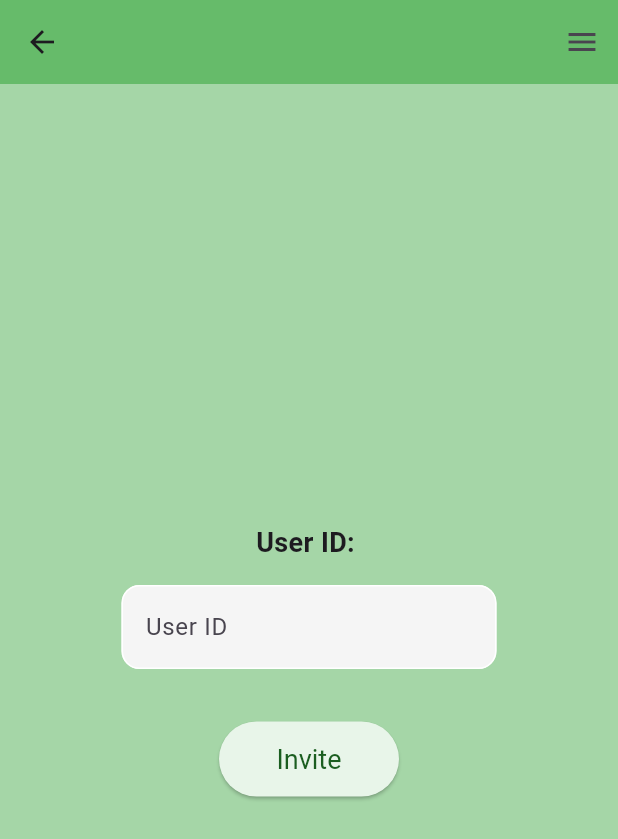
After one commit to azizakurbonova/Pantry-Buddy, a Flutter app: the InvitePage screen opened directly, after a tap on "Invite", on a phone screen of 412 x 824 dp. The commit adds this screen. Shown: the top 839 px of the screen. Run offline on Flutter 3.47's test engine with Material 3 defaults, Android fonts, the phone set to English and light mode, and no system bars; our stand-ins replace firebase_auth, firebase_core, firebase_database, flutter_speed_dial; missing offline and left inert: dart:js_interop; accounts and stored records are empty; network calls fail.

Commit message:
small refactoring
bugs exist, do NOT merge

```diff
--- a/pantrybuddy/lib/auth/auth_page.dart
+++ b/pantrybuddy/lib/auth/auth_page.dart
@@ -1,9 +1,9 @@
 import 'package:flutter/material.dart';
-import 'package:pantrybuddy/reg/login_page.dart';
-import 'package:pantrybuddy/reg/register_page.dart';
+import 'package:pantrybuddy/pages/registration/login_page.dart';
+import 'package:pantrybuddy/pages/registration/register_page.dart';
 
 class AuthPage extends StatefulWidget {
-  const AuthPage ({Key? key}) : super(key: key);
+  const AuthPage({Key? key}) : super(key: key);
 
   @override
   State<AuthPage> createState() => _AuthPageState();
--- a/pantrybuddy/lib/pages/create_pantry_page.dart
+++ b/pantrybuddy/lib/pages/create_pantry_page.dart
@@ -4,7 +4,7 @@ import 'package:flutter/material.dart';
 import 'package:pantrybuddy/pages/account_page.dart';
 import 'package:pantrybuddy/pages/inventory_page.dart';
 import 'package:pantrybuddy/pages/notif_page.dart';
-import 'package:pantrybuddy/reg/login_page.dart';
+import 'package:pantrybuddy/pages/registration/login_page.dart';
 //import 'package:pantrybuddy/pages/join_pantry_page.dart';
 
 class CreatePantryPage extends StatefulWidget {
--- /dev/null
+++ b/pantrybuddy/lib/pages/invite_page.dart
@@ -0,0 +1,174 @@
+import 'dart:convert';
+import 'dart:developer';
+
+import 'package:flutter/material.dart';
+import 'package:firebase_auth/firebase_auth.dart';
+import 'package:firebase_database/firebase_database.dart';
+import 'package:pantrybuddy/models/grocery_item.dart';
+import 'package:pantrybuddy/pages/account_page.dart';
+import 'package:pantrybuddy/pages/notif_page.dart';
+import 'package:pantrybuddy/pages/inventory_page.dart';
+import 'package:pantrybuddy/models/food_inventory.dart';
+import 'package:pantrybuddy/pages/invite_page.dart';
+import 'package:pantrybuddy/scripts/getInventory.dart';
+
+class InvitePage extends StatelessWidget {
+  const InvitePage({super.key});
+
+  @override
+  Widget build(BuildContext context) {
+    final user = FirebaseAuth.instance.currentUser!;
+    final _nameController = TextEditingController();
+    final _formKey = GlobalKey<FormState>();
+    return Scaffold(
+      //appBar
+      appBar: AppBar(
+        backgroundColor: Colors.green[400],
+        elevation: 0,
+        //title: Text("Top Bar"),
+      ),
+      //drawer. pulls out on top right
+      endDrawer: Drawer(
+        child: Container(
+          color: Colors.green[400],
+          child: ListView(
+            children: [
+              ListTile(
+                leading: Icon(Icons.account_box, color: Colors.black),
+                title: Text(
+                  "Account",
+                  style: TextStyle(fontSize: 20),
+                ),
+                onTap: () {
+                  Navigator.of(context).push(
+                      MaterialPageRoute(builder: (context) => AccountPage()));
+                },
+              ),
+              ListTile(
+                // each page is a ListTitle
+                leading: Icon(Icons.notifications, color: Colors.black),
+                title: Text(
+                  "Notifications",
+                  style: TextStyle(fontSize: 20),
+                ),
+                onTap: () {
+                  Navigator.of(context).push(MaterialPageRoute(
+                      builder: (context) => NotificationPage()));
+                },
+              ),
+              ListTile(
+                // each page is a ListTitle
+                leading: Icon(Icons.insert_invitation, color: Colors.black),
+                title: Text(
+                  "Invite People",
+                  style: TextStyle(fontSize: 20),
+                ),
+                onTap: () {
+                  Navigator.of(context).push(
+                      MaterialPageRoute(builder: (context) => InvitePage()));
+                },
+              ),
+              ListTile(
+                // each page is a ListTitle
+                leading: Icon(Icons.food_bank, color: Colors.black),
+                title: Text(
+                  "Inventory",
+                  style: TextStyle(fontSize: 20),
+                ),
+                onTap: () {
+                  Navigator.of(context).push(
+                      MaterialPageRoute(builder: (context) => InventoryPage()));
+                },
+              ),
+              ListTile(
+                  leading: Icon(Icons.logout, color: Colors.black),
+                  title: Text(
+                    "Sign Out",
+                    style: TextStyle(fontSize: 20),
+                  ),
+                  onTap: () {
+                    FirebaseAuth.instance.signOut();
+                  }),
+            ],
+          ),
+        ),
+      ),
+
+      //body
+
+      backgroundColor: Colors.green[200],
+      body: SafeArea(
+        child: Form(
+          key: _formKey, //can use for validation
+          child: Center(
+            child: SingleChildScrollView(
+              //fixes enter text overflow
+              child: Column(
+                mainAxisAlignment: MainAxisAlignment.center,
+                children: [
+                  const Text(
+                    "User ID: ",
+                    style: TextStyle(
+                      fontWeight: FontWeight.bold,
+                      fontSize: 18,
+                    ),
+                  ),
+                  const SizedBox(height: 15),
+
+                  //name
+                  SizedBox(
+                    width: 300,
+                    child: Padding(
+                      padding: const EdgeInsets.symmetric(horizontal: 25.0),
+                      child: TextFormField(
+                        controller: _nameController,
+                        validator: (value) {
+                          if (value == null || value.isEmpty) {
+                            return 'Please enter user ID';
+                          }
+                          return null;
+                        },
+                        decoration: InputDecoration(
+                          enabledBorder: OutlineInputBorder(
+                            borderSide: const BorderSide(color: Colors.white),
+                            borderRadius: BorderRadius.circular(12),
+                          ),
+                          focusedBorder: OutlineInputBorder(
+                            borderSide: const BorderSide(color: Colors.green),
+                            borderRadius: BorderRadius.circular(12),
+                          ),
+                          hintText: 'User ID',
+                          fillColor: Colors.grey[100],
+                          filled: true,
+                        ),
+                      ),
+                    ),
+                  ),
+                  //SUBMIT BUTTON
+                  const SizedBox(height: 35),
+                  ElevatedButton(
+                      onPressed: () async {
+                        FoodInventory foodInventory =
+                            await fetchUserInventory();
+                        foodInventory.shareAccess(user.uid,
+                            _nameController.text); //bool for success/fail
+                      },
+                      child: Text('Invite'),
+                      style: ElevatedButton.styleFrom(
+                        minimumSize: Size(120, 50), //width, height
+                        textStyle: TextStyle(
+                          fontSize: 18,
+                        ),
+                        foregroundColor:
+                            Colors.green[900], //foreground changes text color
+                        backgroundColor: Colors.green[50],
+                      )),
+                ],
+              ),
+            ),
+          ),
+        ),
+      ),
+    );
+  }
+}
--- /dev/null
+++ b/pantrybuddy/lib/scripts/getInventory.dart
@@ -0,0 +1,34 @@
+import 'dart:developer';
+import 'package:firebase_auth/firebase_auth.dart';
+import 'package:firebase_database/firebase_database.dart';
+import 'package:pantrybuddy/models/food_inventory.dart';
+
+Future<FoodInventory> fetchUserInventory() async {
+  final user = FirebaseAuth.instance.currentUser!;
+  DatabaseReference databaseReference = FirebaseDatabase.instance.ref();
+  String userId = user.uid;
+  final snapshot =
+      await FirebaseDatabase.instance.ref("users/$userId/inventoryID").get();
+  final inventoryID = snapshot.value.toString();
+  DataSnapshot dataSnapshot =
+      await FirebaseDatabase.instance.ref("foodInventories/$inventoryID").get();
+  Map<String, dynamic> jsonData = {};
+  List<dynamic> listData = [];
+  for (final value in dataSnapshot.children) {
+    listData.add(value.value);
+    log(value.value.toString());
+  }
+  jsonData["inventoryId"] = listData[1];
+  jsonData["owner"] = listData[2];
+  jsonData["users"] = listData[3];
+  for (int x = 0; x < jsonData["users"].length; x++) {
+    jsonData["users"][x] = jsonData["users"][x].toString();
+  }
+  jsonData["groceryItems"] = listData[0];
+  for (int x = 0; x < jsonData["groceryItems"].length; x++) {
+    jsonData["groceryItems"][x] = jsonData["groceryItems"][x].toString();
+  }
+  FoodInventory pantry = FoodInventory.fromJson(jsonData);
+  log(pantry.groceryItems.toString());
+  return pantry;
+}
```
Also changed, not shown: pantrybuddy/lib/pages/join_pantry_page.dart (+28 -9 lines), pantrybuddy/lib/pages/manual_add_page.dart (+13 -0 lines), pantrybuddy/lib/pages/registration/login_page.dart (added, +201 -0 lines), pantrybuddy/lib/reg/login_page.dart (deleted, +0 -212 lines), pantrybuddy/lib/pages/registration/forgot_pw_page.dart (renamed from pantrybuddy/lib/reg/forgot_pw_page.dart), pantrybuddy/lib/pages/registration/register_page.dart (renamed from pantrybuddy/lib/reg/register_page.dart).
